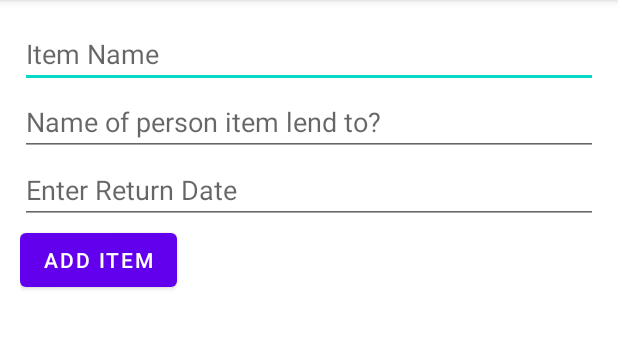
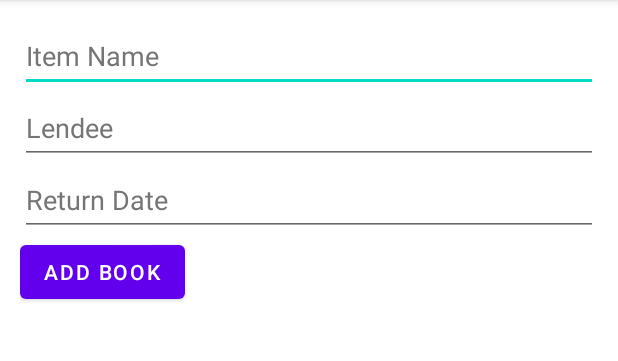
Before and after one commit to brennerdanae/MyLittleLibrary, an Android app: the AddBookActivity screen opened directly, with no data from a screen before it, on a phone screen of 412 x 824 dp, the part 84-445 px from its top. Run offline under Robolectric (Android 15) with nearby library versions, the phone set to English and light mode, and no system bars; our stand-ins replace Dagger/Hilt's generated code, Room's generated code; 7 statements that could not run were skipped.

Commit message:
Redid UI for activity_add_book.xml to cleanse errors.

```diff
--- a/app/src/main/res/layout/activity_add_book.xml
+++ b/app/src/main/res/layout/activity_add_book.xml
@@ -20,25 +20,38 @@
             android:id="@+id/editTextBook"
             android:layout_width="match_parent"
             android:layout_height="wrap_content"
-            android:hint="Item Name" />
+            android:autofillHints=""
+            android:hint="@string/item_Name"
+            android:inputType="text"
+            android:minHeight="48dp"
+            android:textColorHint="#757575" />
 
         <EditText
             android:id="@+id/editTextLendTo"
             android:layout_width="match_parent"
             android:layout_height="wrap_content"
-            android:hint="Name of person item lend to?" />
+            android:autofillHints=""
+            android:hint="@string/lendee"
+            android:inputType="text"
+            android:minHeight="48dp"
+            android:textColorHint="#757575"
+            tools:ignore="DuplicateSpeakableTextCheck" />
 
         <EditText
             android:id="@+id/editTextDate"
             android:layout_width="match_parent"
             android:layout_height="wrap_content"
-            android:hint="Enter Return Date" />
+            android:autofillHints=""
+            android:hint="@string/date"
+            android:inputType="datetime"
+            android:minHeight="48dp"
+            android:textColorHint="#757575" />
 
         <Button
             android:id="@+id/btnSubmit"
             android:layout_width="wrap_content"
             android:layout_height="wrap_content"
-            android:text="Add Item" />
+            android:text="@string/add_Book" />
 
     </LinearLayout>
 
--- a/app/src/main/res/layout/activity_main.xml
+++ b/app/src/main/res/layout/activity_main.xml
@@ -5,7 +5,7 @@
     android:layout_width="match_parent"
     android:layout_height="match_parent"
     android:layout_gravity="center_vertical"
-    android:backgroundTint="#E6BABA">
+    android:backgroundTint="#FFFFFF">
 
     <TextView
         android:id="@+id/books"
--- a/app/src/main/res/values/strings.xml
+++ b/app/src/main/res/values/strings.xml
@@ -11,7 +11,7 @@
 
     <string name="item_Name">Item Name</string>
     <string name="lendee">Lendee</string>
-    <string name="date">Date</string>
+    <string name="date">Return Date</string>
 
     <string name="back">Back</string>
 </resources>
```
Also changed, not shown: app/src/main/java/com/example/mylittlelibrary/ui/activities/ListActivity.kt (line endings or trailing spaces).
